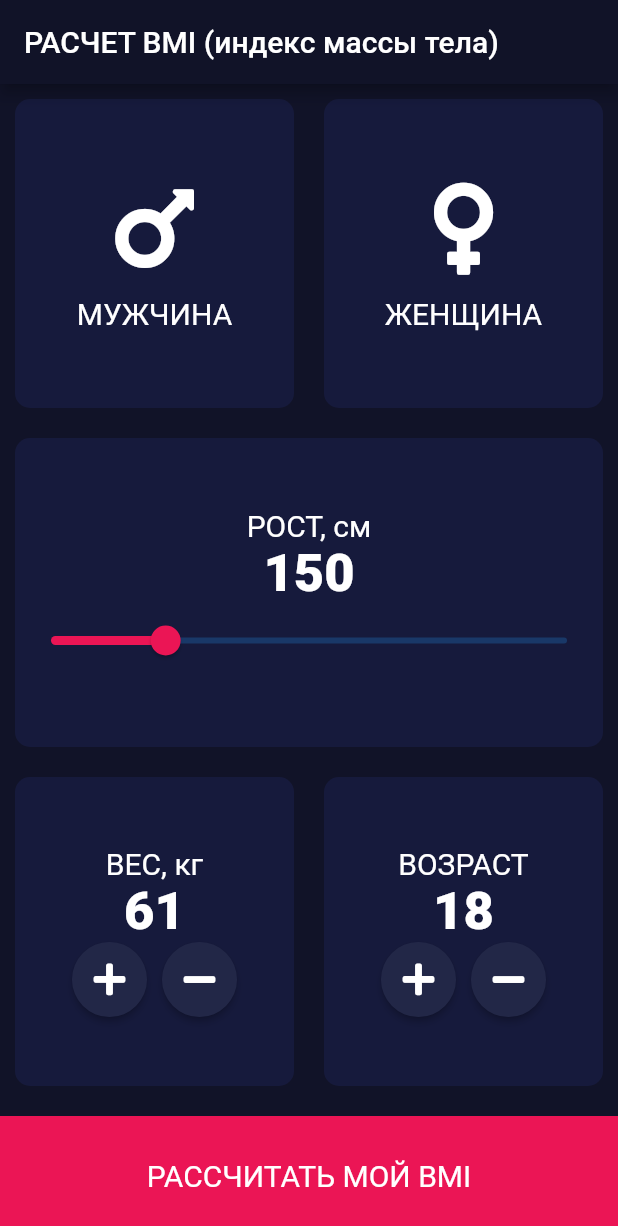
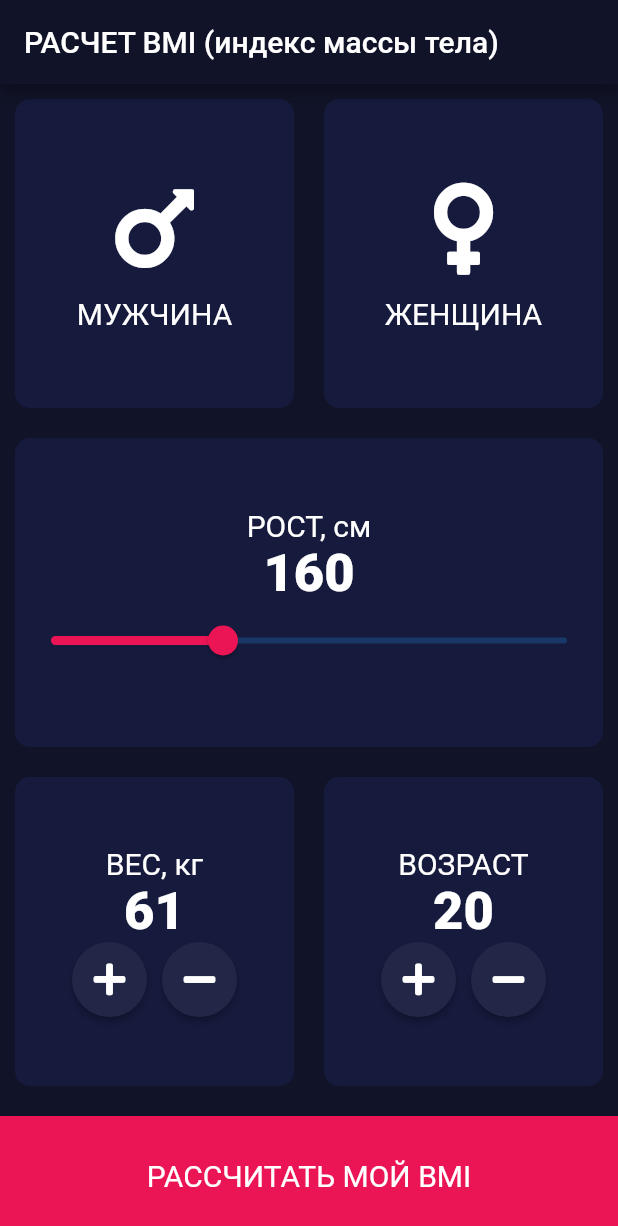
Before and after one commit to FomichevMikhail/bmi, a Flutter app: the screen it shows after launch, after a tap on an icon or button, on a phone screen of 412 x 824 dp. Shown: the top 1226 px of the screen. Run offline on Flutter 3.47's test engine with Material 2 defaults, Android fonts, the phone set to English and light mode, and no system bars; our stand-ins replace font_awesome_flutter.

Commit message:
сщььше

```diff
--- a/lib/main.dart
+++ b/lib/main.dart
@@ -28,8 +28,8 @@ class InputPage extends StatefulWidget {
 
 class _InputPageState extends State<InputPage> {
   Gender gender;
-  var age = 18;
-  var height = 150;
+  var age = 20;
+  var height = 160;
   var weight = 60;
 
   @override
```
